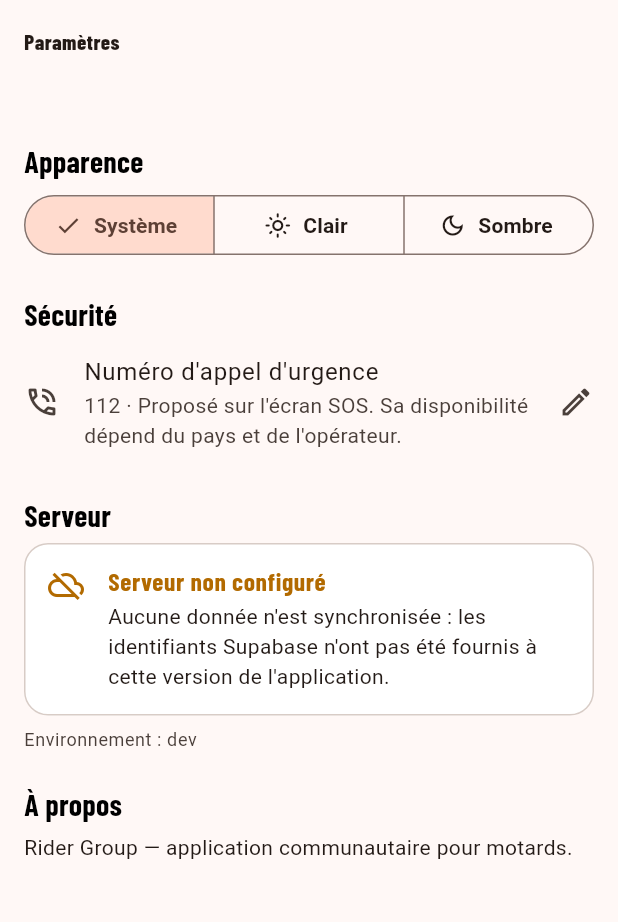
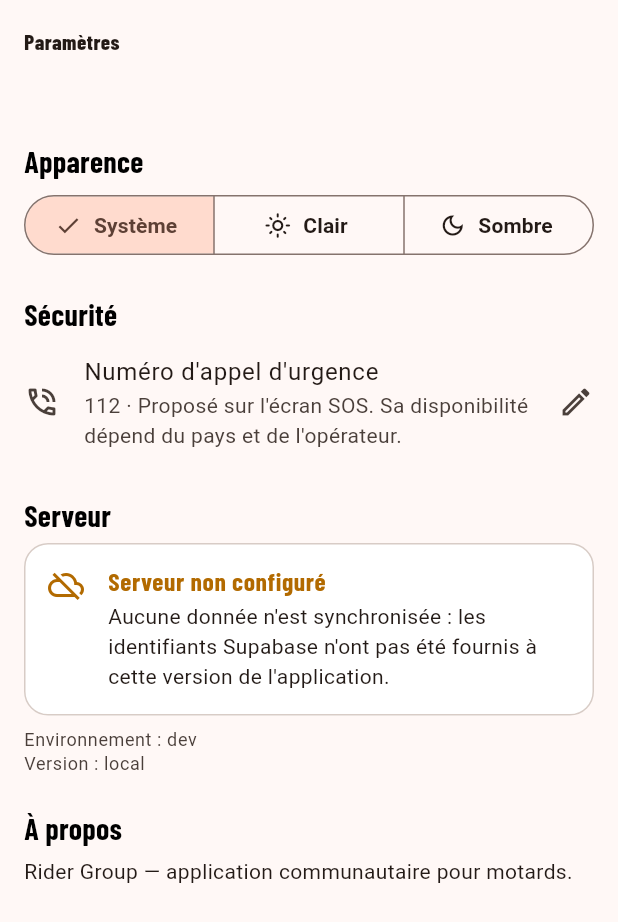
Before and after one commit to pixel-blackcode/Raider_APP, a Flutter app: the SettingsScreen screen opened by its route, on a phone screen of 412 x 824 dp. Shown: the top 922 px of the screen. Run offline on Flutter 3.47's test engine with Material 3 defaults, Android fonts, the phone set to English and light mode, and no system bars; our stand-ins replace flutter_riverpod, flutter_secure_storage, geolocator, go_router, image_picker, shared_preferences and 2 more; missing offline and left inert: maplibre_gl; accounts and stored records are empty.

Commit message:
Recette : version affichée dans les Paramètres, bouton « Rôle » visible pour le chef de convoi
- La CI injecte l'identifiant court du commit (APP_BUILD) dans les APK ;
  Paramètres affiche « Version : … » pour vérifier qu'on teste le dernier.
- Fiche de balade : le menu des rôles de convoi devient un bouton libellé
  « Rôle » (l'icône seule passait inaperçue).

Co-Authored-By: Claude Opus 5.5 <noreply@anthropic.com>
Claude-Session: https://claude.ai/code/session_01EDFzGxLiNuBMZ5VWF5MFaM

```diff
--- a/lib/core/config/app_config.dart
+++ b/lib/core/config/app_config.dart
@@ -72,6 +72,13 @@ class AppConfig {
   static const authRedirectScheme = 'com.ridergroup.ridergroup';
   static const authRedirectUri = '$authRedirectScheme://auth-callback';
 
+  /// Version installée (identifiant court du commit, fourni par la CI) :
+  /// permet de vérifier qu'on teste bien le dernier APK.
+  static const buildId = String.fromEnvironment(
+    'APP_BUILD',
+    defaultValue: 'local',
+  );
+
   /// Style de carte MapLibre (tuiles OpenStreetMap, décision D-34).
   /// Par défaut : OpenFreeMap, gratuit, sans clé, usage commercial permis.
   /// Remplaçable sans modifier le code : `--dart-define=MAP_STYLE_URL=...`.
--- a/lib/features/settings/presentation/settings_screen.dart
+++ b/lib/features/settings/presentation/settings_screen.dart
@@ -2,6 +2,7 @@ import 'package:flutter/material.dart';
 import 'package:flutter_riverpod/flutter_riverpod.dart';
 
 import '../../../core/backend/backend_providers.dart';
+import '../../../core/config/app_config.dart';
 import '../../../core/theme/app_spacing.dart';
 import '../../../core/theme/theme_mode_controller.dart';
 import '../../../core/widgets/backend_status_card.dart';
@@ -91,6 +92,11 @@ class SettingsScreen extends ConsumerWidget {
             l10n.environmentLabel(config.environment.code),
             style: Theme.of(context).textTheme.bodySmall,
           ),
+          Text(
+            l10n.buildLabel(AppConfig.buildId),
+            key: const Key('settings-build'),
+            style: Theme.of(context).textTheme.bodySmall,
+          ),
           SectionHeader(title: l10n.settingsAbout),
           Text(l10n.settingsAboutBody),
         ],
```
Also changed, not shown: lib/features/rides/presentation/ride_detail_screen.dart (+25 -1 lines), lib/l10n/app_fr.arb (+10 -1 lines), lib/l10n/generated/app_localizations.dart, lib/l10n/generated/app_localizations_fr.dart, 1 other file.
